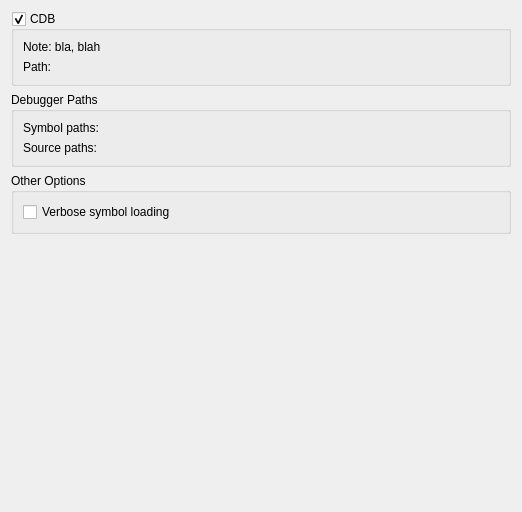
The window that src/plugins/debugger/cdb/cdboptionspagewidget.ui (qt-creator/qt-creator) describes before a commit, drawn with Qt 5.
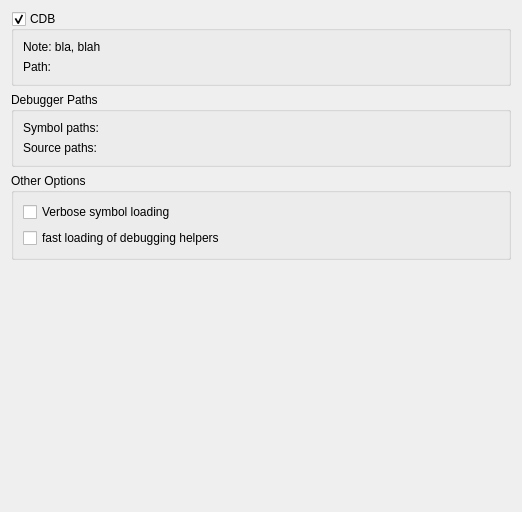
The same window after the commit. Custom widgets are drawn as their Qt base class.

Commit message:
cdb plugin: make the fast dumper initialization an option
Fast dumper init is now on by default.

What changed in the file:
```diff
--- a/src/plugins/debugger/cdb/cdboptionspagewidget.ui
+++ b/src/plugins/debugger/cdb/cdboptionspagewidget.ui
@@ -85,6 +85,9 @@
       <string>Other Options</string>
      </property>
      <layout class="QFormLayout" name="formLayout_3">
+      <property name="fieldGrowthPolicy">
+       <enum>QFormLayout::AllNonFixedFieldsGrow</enum>
+      </property>
       <item row="0" column="0" colspan="2">
        <widget class="QCheckBox" name="verboseSymbolLoadingCheckBox">
         <property name="text">
@@ -92,6 +95,13 @@
         </property>
        </widget>
       </item>
+      <item row="1" column="0">
+       <widget class="QCheckBox" name="fastLoadDebuggingHelpersCheckBox">
+        <property name="text">
+         <string>fast loading of debugging helpers</string>
+        </property>
+       </widget>
+      </item>
      </layout>
     </widget>
    </item>
```
The commit also changes 6 other files.
